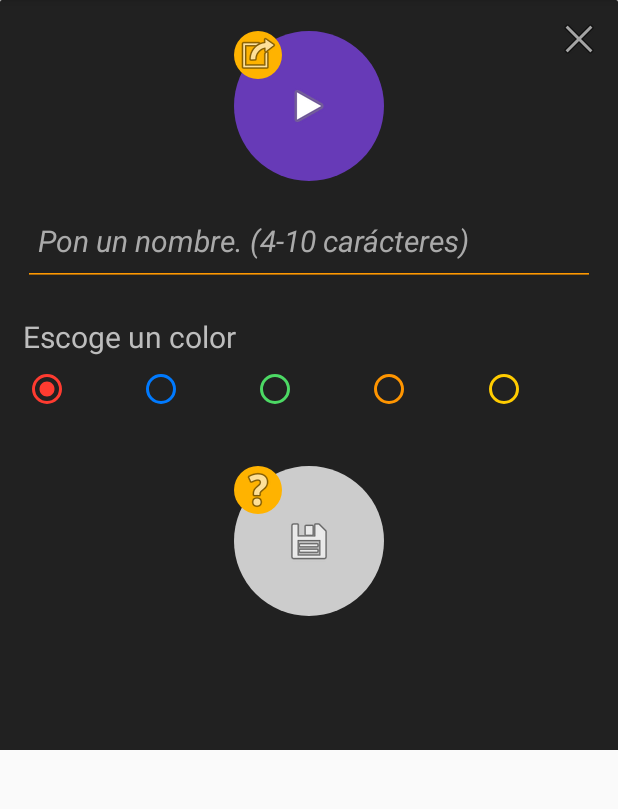
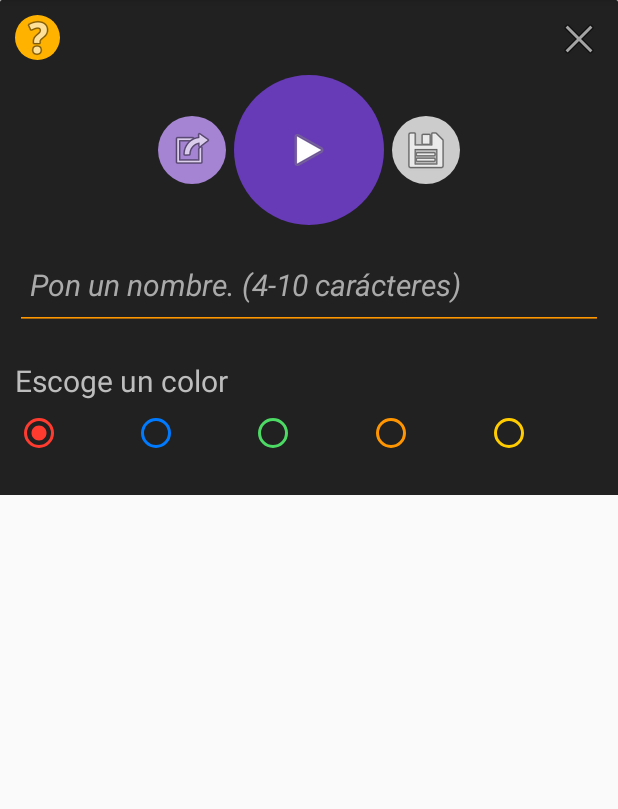
Before and after one commit to rperezdev/AndroidButtons, an Android app: the fragment CreateButtonFragment shown on its own in the app's theme, on a phone screen of 412 x 824 dp, the part 84-893 px from its top. Run offline under Robolectric (Android 15) with nearby library versions, the light colour scheme and no system bars.

Commit message:
Improved buttons and button creator

```diff
--- a/app/src/main/java/com/buttons/lacueva/krakosky/lacuevabuttons/CreateButtonFragment.java
+++ b/app/src/main/java/com/buttons/lacueva/krakosky/lacuevabuttons/CreateButtonFragment.java
@@ -7,6 +7,7 @@ import android.content.Intent;
 import android.content.res.Resources;
 import android.media.MediaPlayer;
 import android.net.Uri;
+import android.os.Build;
 import android.os.Bundle;
 import android.app.Fragment;
 import android.text.Editable;
@@ -14,6 +15,8 @@ import android.text.TextWatcher;
 import android.view.LayoutInflater;
 import android.view.View;
 import android.view.ViewGroup;
+import android.view.animation.Animation;
+import android.view.animation.ScaleAnimation;
 import android.widget.EditText;
 import android.widget.ImageButton;
 import android.widget.RadioGroup;
@@ -77,7 +80,11 @@ public class CreateButtonFragment extends Fragment {
             for(int i = 0; i < msgIds.size(); i++) {
                 String msg = mResources.getString(msgIds.get(i));
 
-                message += msg + ((i == (msgIds.size() - 1)) ? "." : ",");
+                if(msgIds.size() > 1) {
+                    msg = msg.toLowerCase();
+                }
+
+                message += msg + (i < (msgIds.size() - 1) ? ", " : ".");
             }
 
             return message;
@@ -90,20 +97,22 @@ public class CreateButtonFragment extends Fragment {
     private static final int MIN_NAME_LENGTH = 3;
     private static final int MAX_NAME_LENGTH = 11;
 
-    private OnNewSoundButtonCreated mCallback = null;
+    private OnButtonCreatorResult mCallback = null;
 
     private ImageButton btn_Sound;
+    private ImageButton btn_Save;
+    private ImageButton btn_Load;
+    private ImageButton btn_Help;
+    private ImageButton btn_Exit;
     private EditText edit_Name;
-    private ImageButton btn_Save;
-    private ImageButton btn_Help;
     private RadioGroup rgroup_Colors;
 
     private SoundButton sButton;
     private ButtonSoundChecker checker;
     private InputStream is;
 
-    public interface OnNewSoundButtonCreated {
-        void onSoundButtonCreated(SoundButton soundButton);
+    public interface OnButtonCreatorResult {
+        void onButtonCreatorResult(SoundButton soundButton);
     }
 
     @Override
@@ -114,7 +123,9 @@ public class CreateButtonFragment extends Fragment {
 
         btn_Sound     =  (ImageButton) fragmentView.findViewById(R.id.btn_play);
         btn_Save      =  (ImageButton) fragmentView.findViewById(R.id.btn_save);
+        btn_Load      =  (ImageButton) fragmentView.findViewById(R.id.btn_load);
         btn_Help      =  (ImageButton) fragmentView.findViewById(R.id.btn_help);
+        btn_Exit      =   (ImageButton) fragmentView.findViewById(R.id.btn_esc);
         edit_Name     =     (EditText) fragmentView.findViewById(R.id.edit_sound_name);
         rgroup_Colors =   (RadioGroup) fragmentView.findViewById(R.id.radiogroup_colors);
 
@@ -124,11 +135,11 @@ public class CreateButtonFragment extends Fragment {
 
         checker = new ButtonSoundChecker();
 
-        //triggerFilePicker();
-
         setOnNewColorPicked();
+        setOnSaveButtonClicked();
+        setOnLoadButtonClicked();
         setOnHelpButtonClicked();
-        setOnSaveButtonClicked();
+        setOnExitButtonClicked();
         setOnNameChanged();
 
         return fragmentView;
@@ -138,7 +149,12 @@ public class CreateButtonFragment extends Fragment {
     public void onAttach(Context context) {
         super.onAttach(context);
 
-        mCallback = (OnNewSoundButtonCreated) context;
+        try {
+            mCallback = (OnButtonCreatorResult) context;
+        } catch (ClassCastException e) {
+            e.printStackTrace();
+        }
+
     }
 
     @Override
@@ -151,13 +167,15 @@ public class CreateButtonFragment extends Fragment {
     @Override
     public void onActivityResult(int requestCode, int resultCode, Intent data)
     {
-        if(requestCode == REQUEST_CODE_ADD_AUDIO && resultCode == Activity.RESULT_CANCELED) {
-            Toast.makeText(getActivity(), "Cancelled", Toast.LENGTH_LONG).show();
+        if(requestCode == REQUEST_CODE_ADD_AUDIO && resultCode == Activity.RESULT_OK) {
+            sButton.setUri(data.getData().toString());
+            setButtonPreview();
+        }
     }
 
-        if(requestCode == REQUEST_CODE_ADD_AUDIO && resultCode == Activity.RESULT_OK) {
-
-            sButton.setUri(data.getData().toString());
+    private void setButtonPreview()
+    {
+        btn_Save.setEnabled(checker.getSoundButtonStatus(sButton) == 0);
 
         try {
             is = getActivity().getContentResolver().openInputStream(Uri.parse(sButton.getUri()));
@@ -172,9 +190,6 @@ public class CreateButtonFragment extends Fragment {
                 PlayAudio(is);
             }
         });
-
-            Toast.makeText(getActivity(), "Sound added", Toast.LENGTH_LONG).show();
-        }
     }
 
     private void setOnNewColorPicked()
@@ -204,6 +219,36 @@ public class CreateButtonFragment extends Fragment {
         });
     }
 
+    private void setOnLoadButtonClicked()
+    {
+        btn_Load.setOnClickListener(new View.OnClickListener() {
+            @Override
+            public void onClick(View view) {
+
+                if (Build.VERSION.SDK_INT >= Build.VERSION_CODES.LOLLIPOP) {
+                    btn_Load.setElevation(15);
+                }
+
+
+                Animation scale = new ScaleAnimation(1.15f, 1f, 1.15f, 1f, 15f, 15f);
+
+                scale.setDuration(350);
+                scale.setAnimationListener(new Animation.AnimationListener() {
+
+                    @Override public void onAnimationStart(Animation animation) {}
+                    @Override public void onAnimationRepeat(Animation animation) {}
+
+                    @Override
+                    public void onAnimationEnd(Animation animation) {
+                        triggerFilePicker();
+                    }
+                });
+
+                btn_Load.startAnimation(scale);
+            }
+        });
+    }
+
     private void setOnHelpButtonClicked()
     {
         btn_Help.setOnClickListener(new View.OnClickListener() {
@@ -221,7 +266,17 @@ public class CreateButtonFragment extends Fragment {
         btn_Save.setOnClickListener(new View.OnClickListener() {
             @Override
             public void onClick(View view) {
-                saveButtonSound();
+                saveAndExit();
+            }
+        });
+    }
+
+    private void setOnExitButtonClicked()
+    {
+        btn_Exit.setOnClickListener(new View.OnClickListener() {
+            @Override
+            public void onClick(View view) {
+                cancelAndExit();
             }
         });
     }
@@ -233,9 +288,21 @@ public class CreateButtonFragment extends Fragment {
         startActivityForResult(intent, REQUEST_CODE_ADD_AUDIO);
     }
 
-    private void saveButtonSound()
+    private void saveAndExit()
     {
-        mCallback.onSoundButtonCreated(sButton);
+        exitCreator();
+    }
+
+    private void cancelAndExit()
+    {
+        sButton = null;
+
+        exitCreator();
+    }
+
+    private void exitCreator()
+    {
+        mCallback.onButtonCreatorResult(sButton);
 
         FragmentTransaction transaction = getFragmentManager().beginTransaction();
         transaction.remove(this);
--- a/app/src/main/java/com/buttons/lacueva/krakosky/lacuevabuttons/SoundButtonListAdapter.java
+++ b/app/src/main/java/com/buttons/lacueva/krakosky/lacuevabuttons/SoundButtonListAdapter.java
@@ -50,7 +50,7 @@ public class SoundButtonListAdapter extends ArrayAdapter<SoundButton> {
         });
 
         TextView txtBtnSound = item.findViewById(R.id.txt_name);
-        txtBtnSound.setText(sb.getName().toUpperCase());
+        txtBtnSound.setText(sb.getName());
 
         return item;
     }
--- a/app/src/main/res/drawable/red_sound_button.xml
+++ b/app/src/main/res/drawable/red_sound_button.xml
@@ -1,5 +1,5 @@
 <?xml version="1.0" encoding="utf-8"?>
 <selector xmlns:android="http://schemas.android.com/apk/res/android">
-    <item android:state_pressed="true" android:drawable="@drawable/ic_button_red_pressed" />
-    <item android:drawable="@drawable/ic_button_red" />
+    <item android:state_pressed="true" android:drawable="@drawable/ic_button_rr_pressed" />
+    <item android:drawable="@drawable/ic_button_rr" />
 </selector>
--- /dev/null
+++ b/app/src/main/res/drawable/secondarybutton.xml
@@ -0,0 +1,18 @@
+<?xml version="1.0" encoding="utf-8"?>
+<selector xmlns:android="http://schemas.android.com/apk/res/android">
+    <item android:state_pressed="true">
+        <shape android:shape="oval">
+            <solid android:color="@color/colorPrimary" />
+        </shape>
+    </item>
+    <item android:state_enabled="false">
+        <shape android:shape="oval">
+            <solid android:color="#CCCCCC" />
+        </shape>
+    </item>
+    <item>
+        <shape android:shape="oval">
+            <solid android:color="@color/colorPrimarySemiLight" />
+        </shape>
+    </item>
+</selector>
--- a/app/src/main/res/layout/fragment_create_button.xml
+++ b/app/src/main/res/layout/fragment_create_button.xml
@@ -2,18 +2,9 @@
     xmlns:app="http://schemas.android.com/apk/res-auto"
     xmlns:tools="http://schemas.android.com/tools"
     android:layout_width="match_parent"
-    android:layout_height="500dp"
+    android:layout_height="wrap_content"
     android:background="@drawable/background_create_button_fragment"
     tools:context="com.buttons.lacueva.krakosky.lacuevabuttons.CreateButtonFragment">
-
-    <ImageButton
-        android:id="@+id/btn_plsay"
-        android:layout_width="wrap_content"
-        android:layout_height="wrap_content"
-        android:layout_gravity="right"
-        android:layout_margin="10dp"
-        android:background="@android:color/transparent"
-        android:src="@android:drawable/ic_menu_close_clear_cancel" />
 
     <ScrollView
         android:layout_width="match_parent"
@@ -22,37 +13,63 @@
         <LinearLayout
             android:layout_width="match_parent"
             android:layout_height="wrap_content"
-            android:layout_marginTop="15dp"
-            android:layout_marginHorizontal="10dp"
             android:minHeight="250dp"
             android:orientation="vertical"
-            android:padding="5dp">
+            android:paddingTop="50dp"
+            android:paddingLeft="10dp"
+            android:paddingRight="10dp">
 
-            <RelativeLayout
-                android:layout_width="wrap_content"
+
+            <android.support.constraint.ConstraintLayout
+                android:layout_width="match_parent"
                 android:layout_height="wrap_content"
                 android:layout_gravity="center_horizontal">
 
                 <ImageButton
+                    android:id="@+id/btn_load"
+                    android:layout_width="45dp"
+                    android:layout_height="45dp"
+                    android:layout_marginRight="5dp"
+                    android:layout_marginEnd="5dp"
+                    android:background="@drawable/secondarybutton"
+                    android:src="@android:drawable/ic_menu_set_as"
+                    android:contentDescription="@string/app_name"
+                    app:layout_constraintBottom_toBottomOf="parent"
+                    app:layout_constraintHorizontal_chainStyle="packed"
+                    app:layout_constraintRight_toLeftOf="@+id/btn_play"
+                    app:layout_constraintTop_toTopOf="parent" />
+
+                <ImageButton
                     android:id="@+id/btn_play"
-                    android:layout_width="wrap_content"
-                    android:layout_height="match_parent"
+                    android:layout_width="100dp"
+                    android:layout_height="100dp"
                     android:background="@drawable/buttonpreviewplay"
                     android:minHeight="100dp"
                     android:minWidth="100dp"
-                    android:padding="10dp"
-                    android:src="@android:drawable/ic_media_play" />
+                    android:padding="2dp"
+                    android:src="@android:drawable/ic_media_play"
+                    android:contentDescription="@string/app_name"
+                    app:layout_constraintHorizontal_chainStyle="packed"
+                    app:layout_constraintStart_toStartOf="parent"
+                    app:layout_constraintEnd_toEndOf="parent"
+                    app:layout_constraintLeft_toRightOf="@+id/btn_load"
+                    app:layout_constraintRight_toLeftOf="@+id/btn_save" />
 
                 <ImageButton
-                    android:id="@+id/btn_load"
-                    android:layout_width="wrap_content"
-                    android:layout_height="match_parent"
-                    android:background="@drawable/buttonhelp"
-                    android:minHeight="25dp"
-                    android:minWidth="25dp"
-                    android:src="@android:drawable/ic_menu_set_as" />
+                    android:id="@+id/btn_save"
+                    android:layout_width="45dp"
+                    android:layout_height="45dp"
+                    android:layout_marginLeft="5dp"
+                    android:layout_marginStart="5dp"
+                    android:background="@drawable/secondarybutton"
+                    android:src="@android:drawable/ic_menu_save"
+                    android:contentDescription="@string/app_name"
+                    app:layout_constraintBottom_toBottomOf="parent"
+                    app:layout_constraintHorizontal_chainStyle="packed"
+                    app:layout_constraintLeft_toRightOf="@+id/btn_play"
+                    app:layout_constraintTop_toTopOf="parent" />
 
-            </RelativeLayout>
+            </android.support.constraint.ConstraintLayout>
 
             <EditText
                 android:id="@+id/edit_sound_name"
@@ -65,9 +82,12 @@
                 android:inputType="textPersonName"
                 android:minHeight="60dp"
                 android:paddingLeft="10dp"
+                android:paddingStart="10dp"
+                android:paddingRight="10dp"
+                android:paddingEnd="10dp"
+                android:textColor="@color/colorSecondaryText"
                 android:textColorHint="@android:color/darker_gray"
-                android:textColor="@color/colorSecondaryText"
-                android:textSize="20dp"
+                android:textSize="20sp"
                 android:textStyle="italic" />
 
             <TextView
@@ -75,14 +95,14 @@
                 android:layout_height="wrap_content"
                 android:layout_marginTop="20dp"
                 android:layout_weight="1"
+                android:text="@string/colorpicker"
                 android:textColor="@color/colorDivider"
-                android:text="@string/colorpicker"
-                android:textSize="20dp" />
+                android:textSize="20sp" />
 
             <LinearLayout
                 android:layout_width="match_parent"
                 android:layout_height="match_parent"
-                android:layout_marginBottom="5dp"
+                android:layout_marginBottom="25dp"
                 android:layout_marginTop="5dp"
                 android:layout_weight="1"
                 android:orientation="horizontal">
@@ -91,7 +111,6 @@
                     android:id="@+id/radiogroup_colors"
                     android:layout_width="match_parent"
                     android:layout_height="match_parent"
-                    android:layout_weight="1"
                     android:orientation="horizontal">
 
                     <RadioButton
@@ -134,43 +153,27 @@
 
             </LinearLayout>
 
+        </LinearLayout>
 
-            <RelativeLayout
-                android:layout_width="wrap_content"
-                android:layout_height="wrap_content"
-                android:layout_gravity="center_horizontal">
-
-                <ImageButton
-                    android:id="@+id/btn_save"
-                    android:layout_width="wrap_content"
-                    android:layout_height="wrap_content"
-                    android:layout_gravity="bottom|center_horizontal"
-                    android:layout_marginBottom="10dp"
-                    android:layout_marginTop="30dp"
-                    android:background="@drawable/buttonpreviewplay"
-                    android:maxHeight="150dp"
-                    android:maxWidth="150dp"
-                    android:minHeight="100dp"
-                    android:minWidth="100dp"
-                    android:src="@android:drawable/ic_menu_save" />
-
-                <ImageButton
-                    android:id="@+id/btn_help"
-                    android:layout_width="wrap_content"
-                    android:layout_height="wrap_content"
-                    android:layout_marginBottom="10dp"
-                    android:layout_marginTop="30dp"
-                    android:background="@drawable/buttonhelp"
-                    android:maxHeight="35dp"
-                    android:maxWidth="35dp"
-                    android:minHeight="25dp"
-                    android:minWidth="25dp"
-                    android:src="@android:drawable/ic_menu_help" />
-
-            </RelativeLayout>
-
-        </LinearLayout>
     </ScrollView>
 
+    <ImageButton
+        android:id="@+id/btn_esc"
+        android:layout_width="wrap_content"
+        android:layout_height="wrap_content"
+        android:layout_gravity="end"
+        android:layout_margin="10dp"
+        android:background="@android:color/transparent"
+        android:contentDescription="@string/app_name"
+        android:src="@android:drawable/ic_menu_close_clear_cancel" />
+
+    <ImageButton
+        android:id="@+id/btn_help"
+        android:layout_width="30dp"
+        android:layout_height="30dp"
+        android:background="@drawable/buttonhelp"
+        android:layout_margin="10dp"
+        android:contentDescription="@string/app_name"
+        android:src="@android:drawable/ic_menu_help" />
 
 </FrameLayout>
--- a/app/src/main/res/layout/sample_sound_button_view.xml
+++ b/app/src/main/res/layout/sample_sound_button_view.xml
@@ -20,9 +20,9 @@
         android:layout_height="wrap_content"
         android:layout_centerHorizontal="true"
         android:layout_below="@+id/btn_sound"
-        android:layout_marginTop="7dp"
-        android:textColor="@android:color/white"
-        android:textSize="20dp"
+        android:layout_marginTop="2dp"
+        android:textColor="@color/colorPrimaryText"
+        android:textSize="15dp"
         android:text="@string/addsoundname"
         />
 
--- a/app/src/main/res/values/colors.xml
+++ b/app/src/main/res/values/colors.xml
@@ -1,7 +1,8 @@
 <?xml version="1.0" encoding="utf-8"?>
 <resources>
+    <color name="colorPrimaryDark">#512DA8</color>
     <color name="colorPrimary">#673AB7</color>
-    <color name="colorPrimaryDark">#512DA8</color>
+    <color name="colorPrimarySemiLight">#A584D3</color>
     <color name="colorPrimaryLight">#D1C4E9</color>
     <color name="colorPrimaryText">#212121</color>
     <color name="colorSecondaryText">#757575</color>
--- a/app/src/main/res/values/strings.xml
+++ b/app/src/main/res/values/strings.xml
@@ -10,4 +10,5 @@
     <string name="err_name_too_long">El nombre es demasiado largo</string>
     <string name="err_uri_empty">No se ha seleccionado correctamente el audio</string>
     <string name="err_none" />
+    <string name="title_activity_main2">Main2Activity</string>
 </resources>
```
Also changed, not shown: app/src/main/java/com/buttons/lacueva/krakosky/lacuevabuttons/IFragmentEvents.java (added, +11 -0 lines), app/src/main/java/com/buttons/lacueva/krakosky/lacuevabuttons/MainActivity.java (+56 -29 lines), app/src/main/res/drawable/ic_button_r.xml (added, +17 -0 lines), app/src/main/res/drawable/ic_button_rr.xml (added, +26 -0 lines), app/src/main/res/drawable/ic_button_rr_pressed.xml (added, +26 -0 lines), app/src/main/res/layout/activity_main.xml (+6 -2 lines), app/src/main/res/values/styles.xml (+9 -0 lines). Lines whose indentation alone changed are shown as unchanged.
